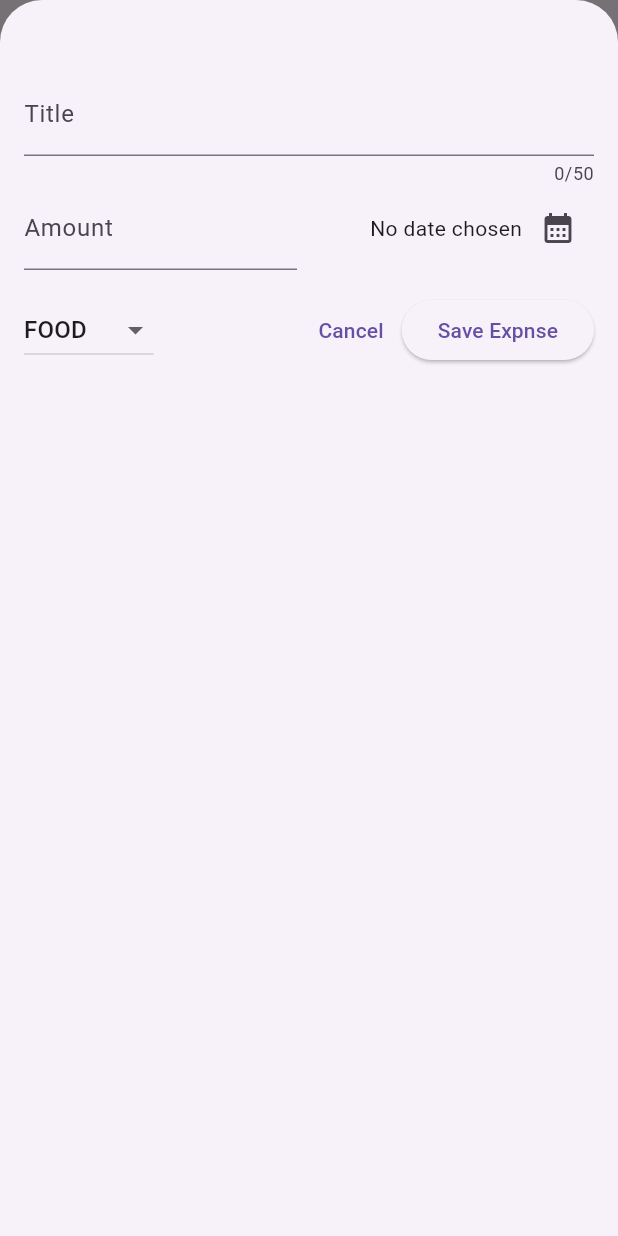
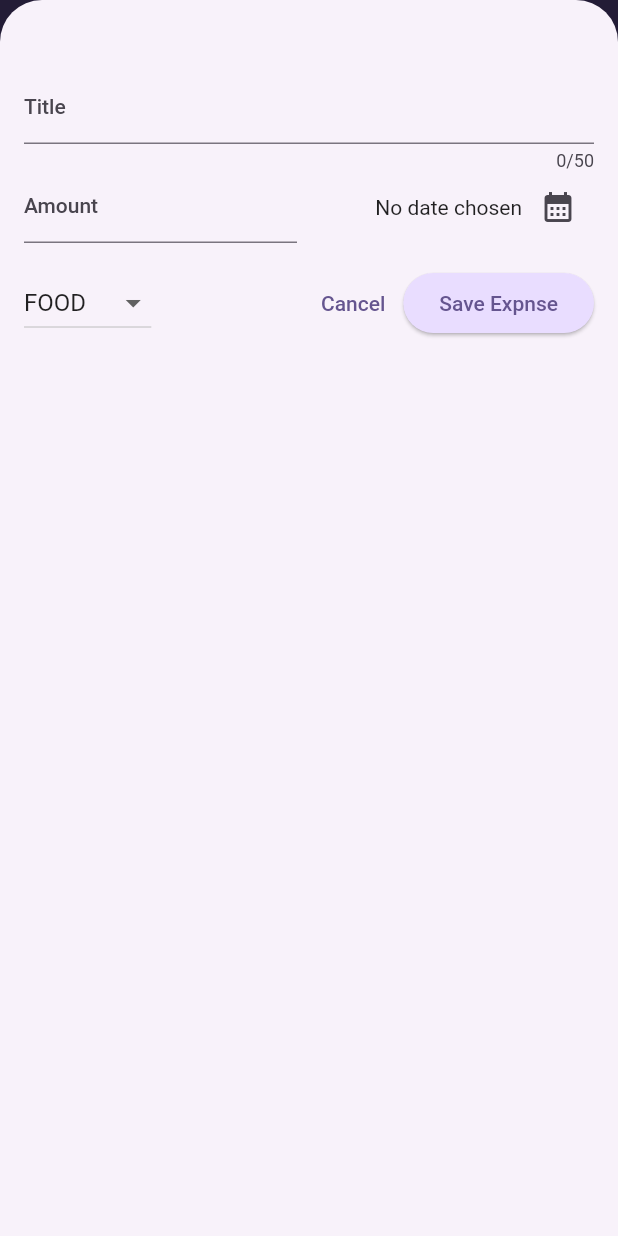
Before and after one commit to Louis-Gil/playground, a Flutter app: the screen it shows after launch, after a tap on the "add" icon, on a phone screen of 412 x 824 dp. Run offline on Flutter 3.47's test engine with Material 2 defaults, Android fonts, the phone set to English and light mode, and no system bars; our stand-ins replace google_fonts.

Commit message:
style : Update main theme

```diff
--- a/flutter_guild/expense_tracker/lib/main.dart
+++ b/flutter_guild/expense_tracker/lib/main.dart
@@ -1,10 +1,63 @@
 import 'package:expense_tracker/widgets/expenses.dart';
 import 'package:flutter/material.dart';
+
+var kColorScheme = ColorScheme.fromSeed(
+  seedColor: const Color.fromARGB(255, 96, 59, 181),
+);
+
+var kDarkColorScheme = ColorScheme.fromSeed(
+  brightness: Brightness.dark,
+  seedColor: const Color.fromARGB(255, 5, 99, 125),
+);
 
 void main() {
   runApp(
     MaterialApp(
-      theme: ThemeData(useMaterial3: true),
+      darkTheme: ThemeData.dark().copyWith(
+        useMaterial3: true,
+        colorScheme: kDarkColorScheme,
+        cardTheme: const CardTheme().copyWith(
+          color: kDarkColorScheme.secondaryContainer,
+          margin: const EdgeInsets.symmetric(
+            horizontal: 16,
+            vertical: 8,
+          ),
+        ),
+        elevatedButtonTheme: ElevatedButtonThemeData(
+          style: ElevatedButton.styleFrom(
+            backgroundColor: kDarkColorScheme.primaryContainer,
+            foregroundColor: kDarkColorScheme.onPrimaryContainer,
+          ),
+        ),
+      ),
+      theme: ThemeData().copyWith(
+        useMaterial3: true,
+        colorScheme: kColorScheme,
+        appBarTheme: const AppBarTheme().copyWith(
+          backgroundColor: kColorScheme.onPrimaryContainer,
+          foregroundColor: kColorScheme.primaryContainer,
+        ),
+        cardTheme: const CardTheme().copyWith(
+          color: kColorScheme.secondaryContainer,
+          margin: const EdgeInsets.symmetric(
+            horizontal: 16,
+            vertical: 8,
+          ),
+        ),
+        elevatedButtonTheme: ElevatedButtonThemeData(
+          style: ElevatedButton.styleFrom(
+            backgroundColor: kColorScheme.primaryContainer,
+          ),
+        ),
+        textTheme: ThemeData().textTheme.copyWith(
+              titleLarge: TextStyle(
+                fontWeight: FontWeight.normal,
+                color: kColorScheme.onSecondaryContainer,
+                fontSize: 14,
+              ),
+            ),
+      ),
+      // themeMode: ThemeMode.dark,
       home: const Expenses(),
     ),
   );
--- a/flutter_guild/expense_tracker/lib/widgets/expensis_list/expense_item.dart
+++ b/flutter_guild/expense_tracker/lib/widgets/expensis_list/expense_item.dart
@@ -16,8 +16,12 @@ class ExpenseItem extends StatelessWidget {
           vertical: 16,
         ),
         child: Column(
+          crossAxisAlignment: CrossAxisAlignment.start,
           children: [
-            Text(expense.title),
+            Text(
+              expense.title,
+              style: Theme.of(context).textTheme.titleLarge,
+            ),
             const SizedBox(height: 4),
             Row(
               children: [
--- a/flutter_guild/expense_tracker/lib/widgets/expensis_list/expenses_list.dart
+++ b/flutter_guild/expense_tracker/lib/widgets/expensis_list/expenses_list.dart
@@ -19,6 +19,11 @@ class ExpensesList extends StatelessWidget {
       itemCount: expenses.length,
       itemBuilder: (ctx, index) => Dismissible(
         key: ValueKey(expenses[index]),
+        background: Container(
+          color: Theme.of(context).colorScheme.error.withOpacity(0.75),
+          margin: EdgeInsets.symmetric(
+              horizontal: Theme.of(context).cardTheme.margin!.horizontal),
+        ),
         onDismissed: (_) => onRemoveExpense(expenses[index]),
         child: ExpenseItem(expenses[index]),
       ),
```
